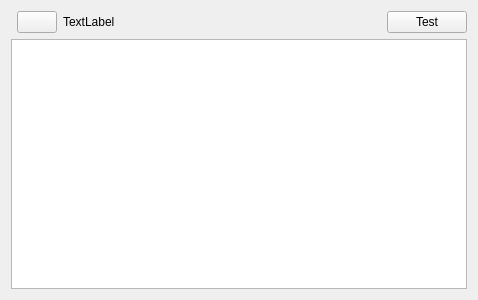
First picture: the form in quickevent/app/quickevent/plugins/CardReader/src/cardreaderwidget.ui, repository Quick-Event/quickbox, before the edit.
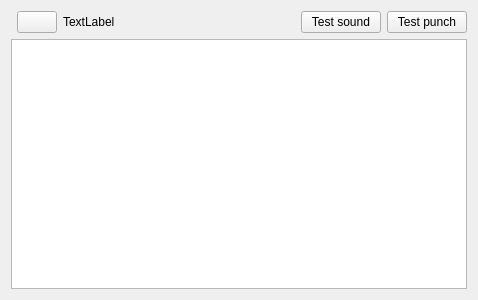
Second picture: the form after the edit. Icons and pictures are not drawn. Custom widgets are drawn as their Qt base class.

Commit message: [#934 fixed] Sound is not working

Diff of the .ui file:
```diff
--- a/quickevent/app/quickevent/plugins/CardReader/src/cardreaderwidget.ui
+++ b/quickevent/app/quickevent/plugins/CardReader/src/cardreaderwidget.ui
@@ -83,10 +83,17 @@
           </property>
          </spacer>
         </item>
+        <item>
+         <widget class="QPushButton" name="btTestSound">
+          <property name="text">
+           <string>Test sound</string>
+          </property>
+         </widget>
+        </item>
         <item>
          <widget class="QPushButton" name="btTest">
           <property name="text">
-           <string>Test</string>
+           <string>Test punch</string>
           </property>
          </widget>
         </item>
```
The commit also changes 2 other files.
